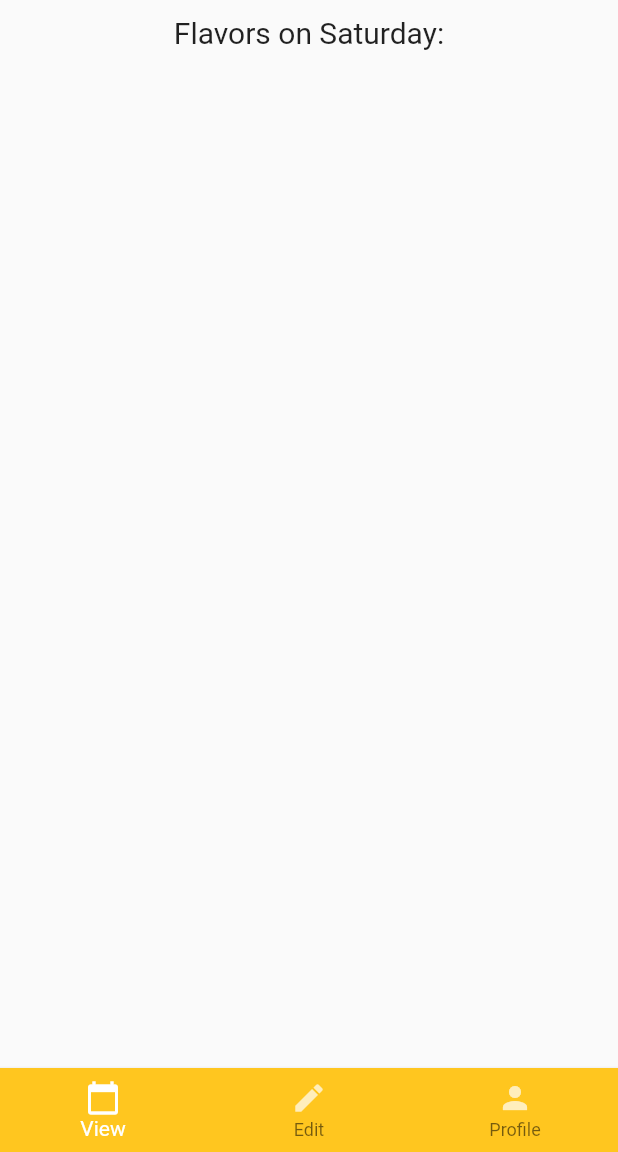
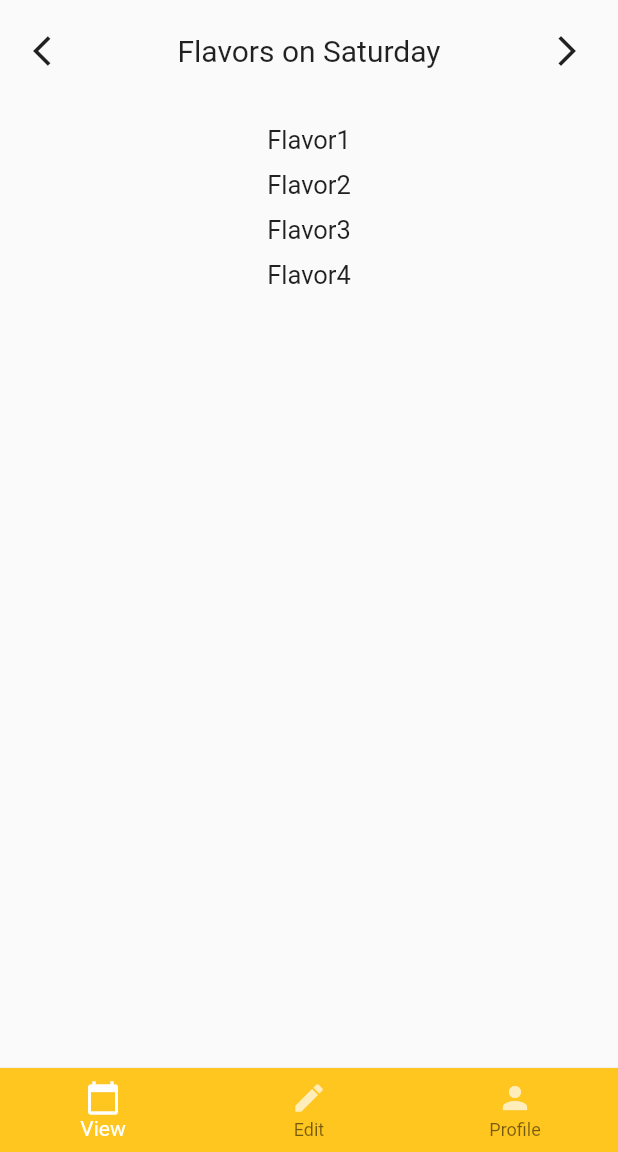
Before and after one commit to MatejKrcek/FlutterIcecream20, a Flutter app: the screen it shows after launch, on a phone screen of 412 x 824 dp, the part 84-1236 px from its top. Run offline on Flutter 3.47's test engine with Material 2 defaults, Android fonts, the phone set to English and light mode, and no system bars.

Commit message:
day selector

```diff
--- a/lib/main.dart
+++ b/lib/main.dart
@@ -18,6 +18,7 @@ class MyApp extends StatelessWidget {
         ),
       ],
       child: MaterialApp(
+        debugShowCheckedModeBanner: false,
         title: 'Flutter Demo',
         theme: ThemeData(
           primaryColor: Color(0xFFFFC61F),
--- a/lib/screens/day_screen.dart
+++ b/lib/screens/day_screen.dart
@@ -2,6 +2,7 @@ import 'package:flutter/material.dart';
 import 'package:provider/provider.dart';
 
 import '../providers/day_provider.dart';
+import '../widgets/flavor_list.dart';
 
 class DayScreen extends StatelessWidget {
   @override
@@ -14,11 +15,44 @@ class DayScreen extends StatelessWidget {
             Row(
               mainAxisAlignment: MainAxisAlignment.center,
               children: <Widget>[
+                Row(
+                  mainAxisAlignment: MainAxisAlignment.start,
+                  children: <Widget>[
+                    IconButton(
+                      icon: const Icon(Icons.arrow_back_ios),
+                      onPressed: () {
+                        data.moveBackwardDay();
+                      },
+                    ),
+                  ],
+                ),
+                Spacer(),
                 Text(
-                  'Flavors on ${data.days[data.index]}:',
+                  'Flavors on ${data.days[data.index]}',
                   style: TextStyle(fontSize: 20),
                   textAlign: TextAlign.center,
                 ),
+                Spacer(),
+                Row(
+                  mainAxisAlignment: MainAxisAlignment.start,
+                  children: <Widget>[
+                    IconButton(
+                      icon: const Icon(Icons.arrow_forward_ios),
+                      onPressed: () {
+                        data.moveForwardDay();
+                      },
+                    ),
+                  ],
+                ),
+              ],
+            ),
+            SizedBox(
+              height: 15,
+            ),
+            Row(
+              mainAxisAlignment: MainAxisAlignment.center,
+              children: <Widget>[
+                FlavorList(),
               ],
             ),
           ],
--- a/lib/screens/tab_screen.dart
+++ b/lib/screens/tab_screen.dart
@@ -1,5 +1,6 @@
 import 'package:flutter/material.dart';
 import 'package:provider/provider.dart';
+import 'package:intl/intl.dart';
 
 import './day_screen.dart';
 import './edit_screen.dart';
@@ -18,11 +19,28 @@ class _TabScreenState extends State<TabScreen> {
     EditScreen(),
     ProfileScreen(),
   ];
+  List _days = [
+    'Monday',
+    'Tuesday',
+    'Wednesday',
+    'Thursday',
+    'Friday',
+    'Saturday',
+    'Sunday',
+  ];
 
   @override
   void initState() {
     super.initState();
-    Provider.of<DayProvider>(context, listen: false).getActualDate();
+    dateNow();
+  }
+
+  void dateNow() async {
+    String formatedDay = DateFormat.EEEE().format(DateTime.now());
+    int _index = _days.indexWhere((element) => element.startsWith(formatedDay));
+    print(_index);
+    final data = await Provider.of<DayProvider>(context, listen: false);
+    data.indexVal = _index;
   }
 
   void _onItemTapped(int index) {
--- /dev/null
+++ b/lib/widgets/flavor_list.dart
@@ -0,0 +1,39 @@
+import 'package:flutter/material.dart';
+
+class FlavorList extends StatelessWidget {
+  @override
+  Widget build(BuildContext context) {
+    return Column(
+      children: <Widget>[
+        Container(
+          margin: const EdgeInsets.only(top: 10),
+          child: Text(
+            'Flavor1',
+            style: TextStyle(fontSize: 17),
+          ),
+        ),
+        Container(
+          margin: const EdgeInsets.only(top: 10),
+          child: Text(
+            'Flavor2',
+            style: TextStyle(fontSize: 17),
+          ),
+        ),
+        Container(
+          margin: const EdgeInsets.only(top: 10),
+          child: Text(
+            'Flavor3',
+            style: TextStyle(fontSize: 17),
+          ),
+        ),
+        Container(
+          margin: const EdgeInsets.only(top: 10),
+          child: Text(
+            'Flavor4',
+            style: TextStyle(fontSize: 17),
+          ),
+        ),
+      ],
+    );
+  }
+}
--- a/pubspec.yaml
+++ b/pubspec.yaml
@@ -25,6 +25,7 @@ dependencies:
     sdk: flutter
   provider: ^4.1.3
   intl: ^0.16.1
+  google_fonts: ^1.1.0
 
 
 
```
Also changed, not shown: lib/providers/day_provider.dart (+22 -5 lines), pubspec.lock, 8 other files.
